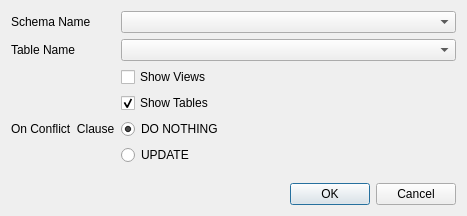
Before: the Qt Designer form GUI/pgdba_generators/dlginsert.ui in marcotcal/PG-DBA-Tools, drawn with Qt 5.
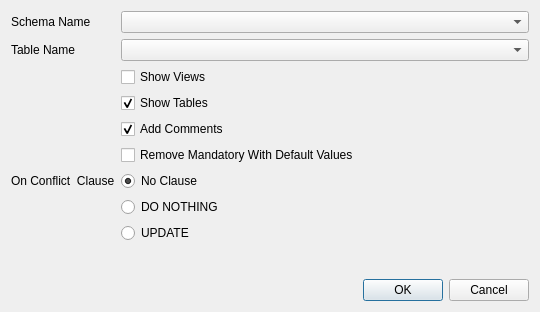
After: the same form once the commit is applied.

Patch:
```diff
--- a/GUI/pgdba_generators/dlginsert.ui
+++ b/GUI/pgdba_generators/dlginsert.ui
@@ -6,8 +6,8 @@
    <rect>
     <x>0</x>
     <y>0</y>
-    <width>467</width>
-    <height>216</height>
+    <width>540</width>
+    <height>312</height>
    </rect>
   </property>
   <property name="windowTitle">
@@ -56,27 +56,54 @@
        </property>
       </widget>
      </item>
-     <item row="4" column="0">
+     <item row="6" column="0">
       <widget class="QLabel" name="label_3">
        <property name="text">
         <string>On Conflict  Clause</string>
        </property>
       </widget>
      </item>
+     <item row="8" column="1">
+      <widget class="QRadioButton" name="update">
+       <property name="text">
+        <string>UPDATE</string>
+       </property>
+      </widget>
+     </item>
      <item row="4" column="1">
+      <widget class="QCheckBox" name="add_comments">
+       <property name="text">
+        <string>Add Comments</string>
+       </property>
+       <property name="checked">
+        <bool>true</bool>
+       </property>
+      </widget>
+     </item>
+     <item row="5" column="1">
+      <widget class="QCheckBox" name="remove_mandatory_with_defaults">
+       <property name="text">
+        <string>Remove Mandatory With Default Values</string>
+       </property>
+      </widget>
+     </item>
+     <item row="6" column="1">
+      <widget class="QRadioButton" name="no_on_conflict_clause">
+       <property name="text">
+        <string>No Clause</string>
+       </property>
+       <property name="checked">
+        <bool>true</bool>
+       </property>
+      </widget>
+     </item>
+     <item row="7" column="1">
       <widget class="QRadioButton" name="do_nothing">
        <property name="text">
         <string>DO NOTHING</string>
        </property>
        <property name="checked">
-        <bool>true</bool>
-       </property>
-      </widget>
-     </item>
-     <item row="5" column="1">
-      <widget class="QRadioButton" name="update">
-       <property name="text">
-        <string>UPDATE</string>
+        <bool>false</bool>
        </property>
       </widget>
      </item>
```
